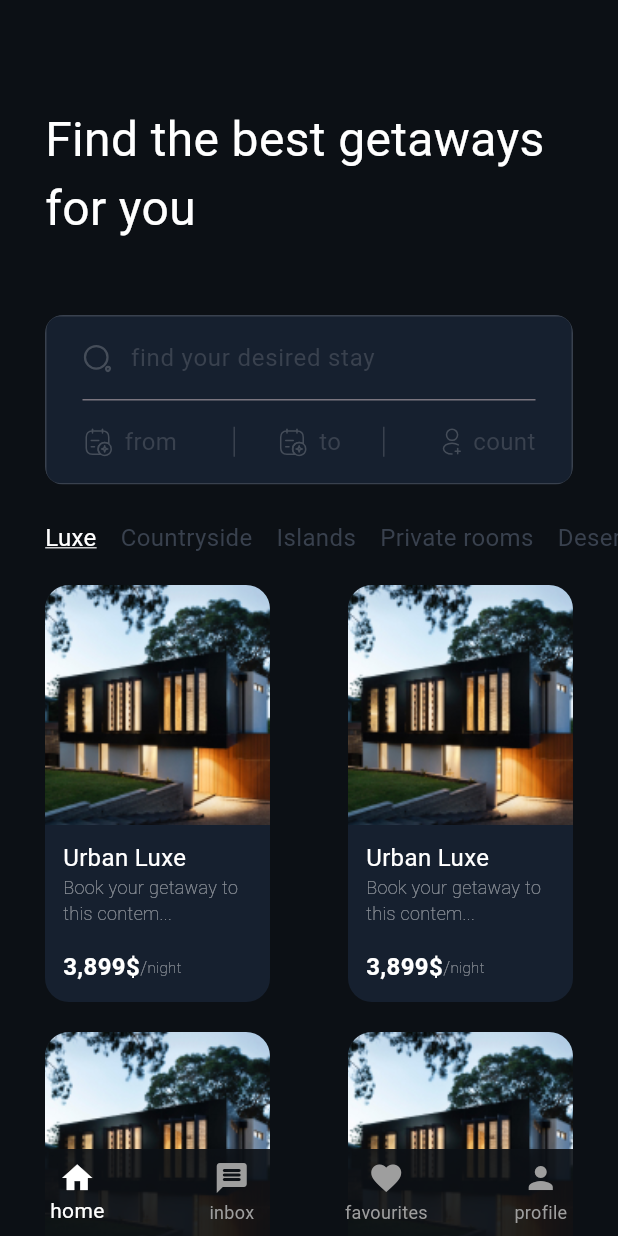
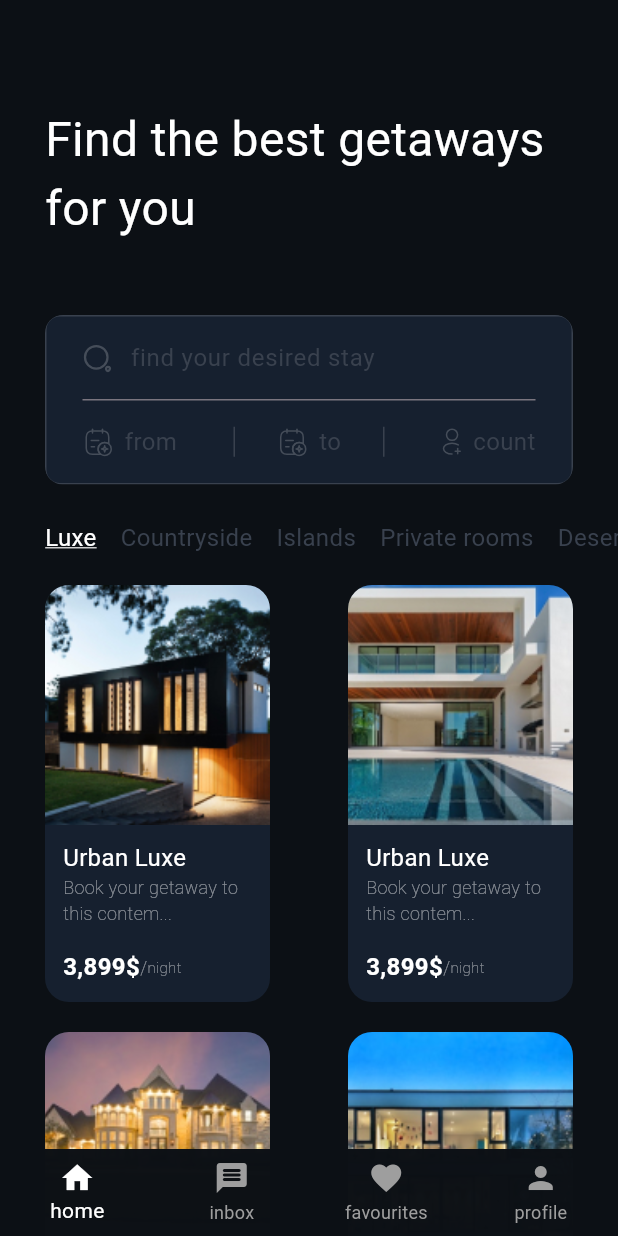
Before and after one commit to kchasiotis/portofolio-flutter-hotel, a Flutter app: the screen it shows after launch, on a phone screen of 412 x 824 dp. Run offline on Flutter 3.47's test engine with Material 3 defaults, Android fonts, the phone set to English and light mode, and no system bars; our stand-ins replace flutter_svg.

```diff
--- a/lib/screens/getaways/find-getaways.dart
+++ b/lib/screens/getaways/find-getaways.dart
@@ -94,24 +94,34 @@ class FindGetaways extends StatelessWidget {
               Container(
                 height: 20,
               ),
-              Container(
-                child: Padding(
+              Padding(
+                padding: EdgeInsets.symmetric(horizontal: 30),
                 child: Column(
                   children: [
                     Row(
                       mainAxisAlignment: MainAxisAlignment.spaceBetween,
-                        children: [HotelCard(), HotelCard()],
+                      children: [
+                        HotelCard(
+                            imagePath:
+                                'images/r-architecture-GGupkreKwxA-unsplash.jpg'),
+                        HotelCard(imagePath: 'images/suburb.jpg')
+                      ],
                     ),
                     Container(
                       height: 20,
                     ),
                     Row(
                       mainAxisAlignment: MainAxisAlignment.spaceBetween,
-                        children: [HotelCard(), HotelCard()],
+                      children: [
+                        HotelCard(
+                            imagePath:
+                                'images/garden.png'),
+                        HotelCard(
+                            imagePath:
+                                'images/suite.png')
+                      ],
                     )
                   ],
-                  ),
-                  padding: EdgeInsets.symmetric(horizontal: 30),
                 ),
               )
             ])));
--- a/lib/screens/getaways/widgets/hotel_card.dart
+++ b/lib/screens/getaways/widgets/hotel_card.dart
@@ -2,6 +2,9 @@
 import 'package:flutter/material.dart';
 
 class HotelCard extends StatelessWidget {
+  final String imagePath;
+  HotelCard({required this.imagePath});
+
   @override
   Widget build(BuildContext context) {
     return ClipRRect(
@@ -13,7 +16,7 @@ class HotelCard extends StatelessWidget {
           children: <Widget>[
             Image(
               image:
-                  AssetImage('images/r-architecture-GGupkreKwxA-unsplash.jpg'),
+                  AssetImage(imagePath),
               fit: BoxFit.cover,
               height: 160,
               width: 150,
--- a/lib/screens/home/home.dart
+++ b/lib/screens/home/home.dart
@@ -24,7 +24,7 @@ class NavigationBar2State extends State<NavigationBar2> {
         currentIndex: NavigationBar2._selectedIndex,
         selectedItemColor: Colors.white,
         onTap: _onItemTapped,
-        backgroundColor: Color(0xff0C1015).withOpacity(0.9), // transparent, you could use 0x44aaaaff to make it slightly less transparent with a blue hue.
+        backgroundColor: Color(0xff0C1015).withOpacity(0.99), // transparent, you could use 0x44aaaaff to make it slightly less transparent with a blue hue.
         type: BottomNavigationBarType.fixed,
         unselectedItemColor: Colors.grey,
         items: const <BottomNavigationBarItem>[
```
Also changed, not shown: images/garden.png (added), images/suburb.jpg (added), images/suite.png (added). Lines whose indentation alone changed are shown as unchanged.
